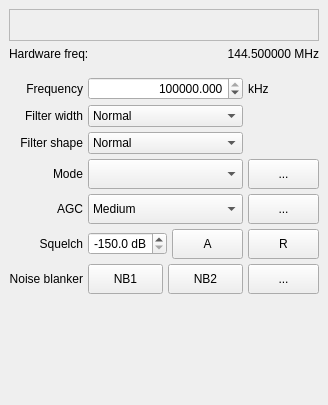
Qt form src/qtgui/dockrxopt.ui (mpbraendli/gqrx) before a commit.
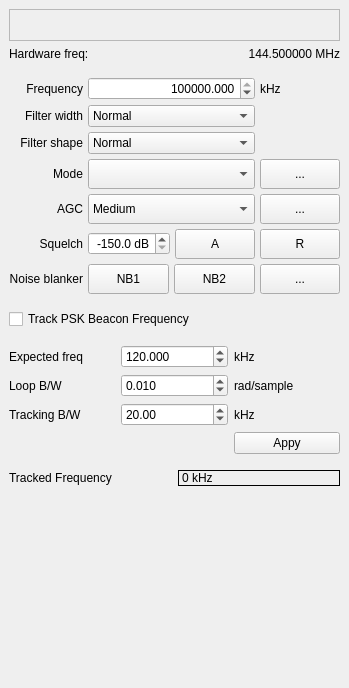
The same form after that commit. Icons and pictures are not drawn. Custom widgets are drawn as their Qt base class.

Commit message:
Port PE4WJ QO-100 PSK beacon phaselocking
See https://pe4wj.wordpress.com/2019/03/05/phaselocking-to-eshailsat-2-qo-100s-upper-psk400-beacon/ for more

The edit to the form file:
```diff
--- a/src/qtgui/dockrxopt.ui
+++ b/src/qtgui/dockrxopt.ui
@@ -6,8 +6,8 @@
    <rect>
     <x>0</x>
     <y>0</y>
-    <width>328</width>
-    <height>405</height>
+    <width>349</width>
+    <height>688</height>
    </rect>
   </property>
   <property name="sizePolicy">
@@ -18,8 +18,8 @@
   </property>
   <property name="minimumSize">
    <size>
-    <width>309</width>
-    <height>405</height>
+    <width>349</width>
+    <height>688</height>
    </size>
   </property>
   <property name="maximumSize">
@@ -227,7 +227,7 @@
         </property>
         <property name="minimumSize">
          <size>
-          <width>30</width>
+          <width>50</width>
           <height>30</height>
          </size>
         </property>
@@ -264,7 +264,7 @@
         </property>
         <property name="minimumSize">
          <size>
-          <width>30</width>
+          <width>50</width>
           <height>30</height>
          </size>
         </property>
@@ -479,7 +479,7 @@
         </property>
         <property name="minimumSize">
          <size>
-          <width>30</width>
+          <width>50</width>
           <height>30</height>
          </size>
         </property>
@@ -519,7 +519,7 @@
         </property>
         <property name="minimumSize">
          <size>
-          <width>30</width>
+          <width>50</width>
           <height>30</height>
          </size>
         </property>
@@ -561,7 +561,7 @@
           </property>
           <property name="minimumSize">
            <size>
-            <width>30</width>
+            <width>50</width>
             <height>30</height>
            </size>
           </property>
@@ -601,7 +601,7 @@
           </property>
           <property name="minimumSize">
            <size>
-            <width>30</width>
+            <width>50</width>
             <height>30</height>
            </size>
           </property>
@@ -707,7 +707,7 @@
           </property>
           <property name="minimumSize">
            <size>
-            <width>30</width>
+            <width>50</width>
             <height>30</height>
            </size>
           </property>
@@ -738,6 +738,154 @@
       </item>
      </layout>
     </item>
+    <item>
+     <layout class="QVBoxLayout" name="verticalLayout_2">
+      <property name="topMargin">
+       <number>9</number>
+      </property>
+      <item>
+       <widget class="QCheckBox" name="trackBeaconBox">
+        <property name="toolTip">
+         <string>&lt;html&gt;&lt;head/&gt;&lt;body&gt;&lt;p&gt;This enables frequency tracking and compensation of a PSK beacon, as it is for instance used on the narrow-band transponder of the QO-100 Es'HailSat 2 satellite. The tracking compensates for LO drift in the LNB.&lt;/p&gt;&lt;/body&gt;&lt;/html&gt;</string>
+        </property>
+        <property name="text">
+         <string>Track PSK Beacon Frequency</string>
+        </property>
+       </widget>
+      </item>
+      <item>
+       <layout class="QGridLayout" name="gridLayout_3">
+        <property name="topMargin">
+         <number>10</number>
+        </property>
+        <item row="0" column="2">
+         <widget class="QLabel" name="expectedFreqLabelUnits">
+          <property name="text">
+           <string>kHz</string>
+          </property>
+         </widget>
+        </item>
+        <item row="2" column="2">
+         <widget class="QLabel" name="trackingBWUnits">
+          <property name="text">
+           <string>kHz</string>
+          </property>
+         </widget>
+        </item>
+        <item row="0" column="0">
+         <widget class="QLabel" name="expectedFreqLabel">
+          <property name="text">
+           <string>Expected freq</string>
+          </property>
+         </widget>
+        </item>
+        <item row="2" column="0">
+         <widget class="QLabel" name="trackingBWLabel">
+          <property name="text">
+           <string>Tracking B/W</string>
+          </property>
+         </widget>
+        </item>
+        <item row="0" column="1">
+         <widget class="QDoubleSpinBox" name="expectedFreqBox">
+          <property name="decimals">
+           <number>3</number>
+          </property>
+          <property name="minimum">
+           <double>-800.000000000000000</double>
+          </property>
+          <property name="maximum">
+           <double>800.000000000000000</double>
+          </property>
+          <property name="value">
+           <double>120.000000000000000</double>
+          </property>
+         </widget>
+        </item>
+        <item row="1" column="0">
+         <widget class="QLabel" name="loopBWLabel">
+          <property name="text">
+           <string>Loop B/W</string>
+          </property>
+         </widget>
+        </item>
+        <item row="1" column="2">
+         <widget class="QLabel" name="loopBWUnits">
+          <property name="text">
+           <string>rad/sample</string>
+          </property>
+         </widget>
+        </item>
+        <item row="1" column="1">
+         <widget class="QDoubleSpinBox" name="loopBWBox">
+          <property name="decimals">
+           <number>3</number>
+          </property>
+          <property name="maximum">
+           <double>0.100000000000000</double>
+          </property>
+          <property name="singleStep">
+           <double>0.010000000000000</double>
+          </property>
+          <property name="value">
+           <double>0.010000000000000</double>
+          </property>
+         </widget>
+        </item>
+        <item row="2" column="1">
+         <widget class="QDoubleSpinBox" name="trackingBWBox">
+          <property name="minimum">
+           <double>1.000000000000000</double>
+          </property>
+          <property name="maximum">
+           <double>40.000000000000000</double>
+          </property>
+          <property name="value">
+           <double>20.000000000000000</double>
+          </property>
+         </widget>
+        </item>
+        <item row="3" column="2">
+         <widget class="QPushButton" name="applyTrackingSettingsBtn">
+          <property name="text">
+           <string>Appy</string>
+          </property>
+         </widget>
+        </item>
+       </layout>
+      </item>
+      <item>
+       <layout class="QHBoxLayout" name="horizontalLayout_3">
+        <property name="topMargin">
+         <number>10</number>
+        </property>
+        <item>
+         <widget class="QLabel" name="trackedFreqLabel">
+          <property name="frameShape">
+           <enum>QFrame::NoFrame</enum>
+          </property>
+          <property name="text">
+           <string>Tracked Frequency</string>
+          </property>
+         </widget>
+        </item>
+        <item>
+         <widget class="QLabel" name="trackedFreq">
+          <property name="frameShape">
+           <enum>QFrame::Box</enum>
+          </property>
+          <property name="frameShadow">
+           <enum>QFrame::Plain</enum>
+          </property>
+          <property name="text">
+           <string>0 kHz</string>
+          </property>
+         </widget>
+        </item>
+       </layout>
+      </item>
+     </layout>
+    </item>
     <item>
      <spacer name="verticalSpacer">
       <property name="orientation">
```
The commit also changes 7 other files.
